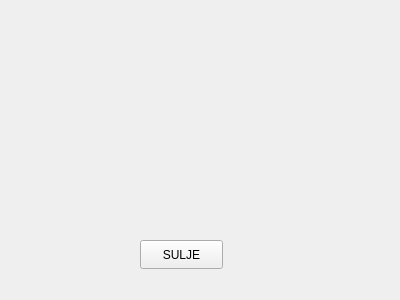
Qt form frontend/saldowindow.ui (22kmo-project/group_1) before a commit.
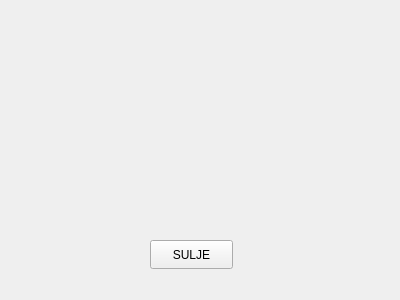
The same form after that commit.

```diff
--- a/frontend/saldowindow.ui
+++ b/frontend/saldowindow.ui
@@ -29,7 +29,7 @@
   <widget class="QPushButton" name="suljeButton">
    <property name="geometry">
     <rect>
-     <x>140</x>
+     <x>150</x>
      <y>240</y>
      <width>83</width>
      <height>29</height>
```
